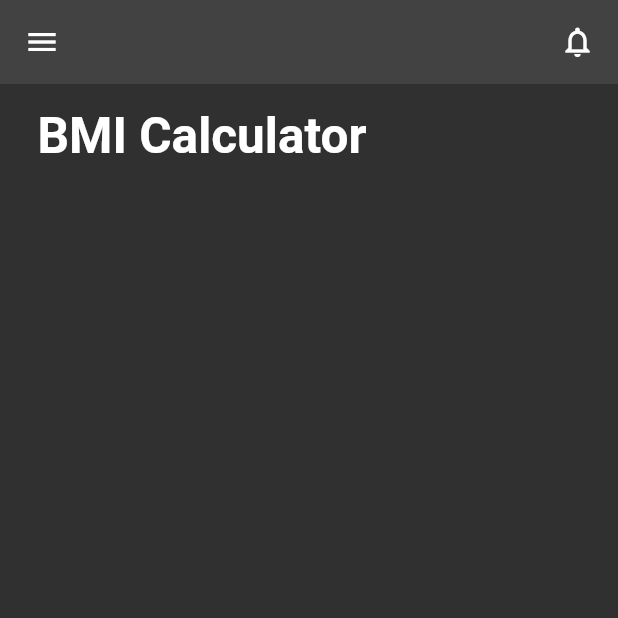
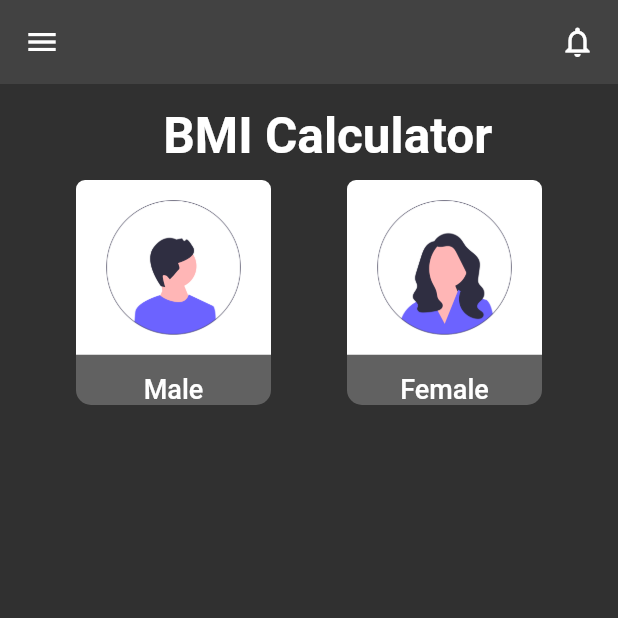
Before and after one commit to AnJasid/bmi_calculator, a Flutter app: the screen it shows after launch, on a phone screen of 412 x 824 dp, the top half of it. Run offline on Flutter 3.47's test engine with Material 2 defaults, Android fonts, the phone set to English and light mode, and no system bars.

Commit message:
add gender section

```diff
--- a/lib/screens/home_screen.dart
+++ b/lib/screens/home_screen.dart
@@ -1,4 +1,6 @@
 import 'package:flutter/material.dart';
+
+import 'package:bmi_calculator/sections/gender_section.dart';
 
 class HomeScreen extends StatelessWidget {
   const HomeScreen({super.key});
@@ -31,6 +33,8 @@
               ),
             ),
           ),
+          SizedBox(height: 10),
+          GenderSection(),
         ],
       ),
     );
--- /dev/null
+++ b/lib/sections/gender_section.dart
@@ -0,0 +1,79 @@
+import 'package:flutter/material.dart';
+
+class GenderSection extends StatefulWidget {
+  const GenderSection({super.key});
+
+  @override
+  State<GenderSection> createState() => _GenderSectionState();
+}
+
+class _GenderSectionState extends State<GenderSection> {
+  @override
+  Widget build(BuildContext context) {
+    return Row(
+      mainAxisAlignment: MainAxisAlignment.spaceEvenly,
+      children: <Widget>[
+        Container(
+          height: 150,
+          width: 130,
+          decoration: BoxDecoration(
+            borderRadius: BorderRadius.circular(10),
+            color: Colors.grey[700],
+          ),
+          child: Stack(
+            children: [
+              ClipRRect(
+                borderRadius: const BorderRadius.only(
+                  topLeft: Radius.circular(6),
+                  topRight: Radius.circular(6),
+                ),
+                child: Image.asset('assets/images/male.png'),
+              ),
+              const Align(
+                alignment: Alignment.bottomCenter,
+                child: Text(
+                  'Male',
+                  style: TextStyle(
+                    color: Colors.white,
+                    fontSize: 18.0,
+                    fontWeight: FontWeight.w500,
+                  ),
+                ),
+              ),
+            ],
+          ),
+        ),
+        Container(
+          height: 150,
+          width: 130,
+          decoration: BoxDecoration(
+            borderRadius: BorderRadius.circular(10),
+            color: Colors.grey[700],
+          ),
+          child: Stack(
+            children: [
+              ClipRRect(
+                borderRadius: const BorderRadius.only(
+                  topLeft: Radius.circular(6),
+                  topRight: Radius.circular(6),
+                ),
+                child: Image.asset('assets/images/female.png'),
+              ),
+              const Align(
+                alignment: Alignment.bottomCenter,
+                child: Text(
+                  'Female',
+                  style: TextStyle(
+                    color: Colors.white,
+                    fontSize: 18.0,
+                    fontWeight: FontWeight.w500,
+                  ),
+                ),
+              ),
+            ],
+          ),
+        ),
+      ],
+    );
+  }
+}
--- a/pubspec.yaml
+++ b/pubspec.yaml
@@ -59,7 +59,8 @@
   uses-material-design: true
 
   # To add assets to your application, add an assets section, like this:
-  # assets:
+  assets:
+      - assets/images/
   #   - images/a_dot_burr.jpeg
   #   - images/a_dot_ham.jpeg
 
```
Also changed, not shown: assets/images/female.png (added), assets/images/male.png (added).
